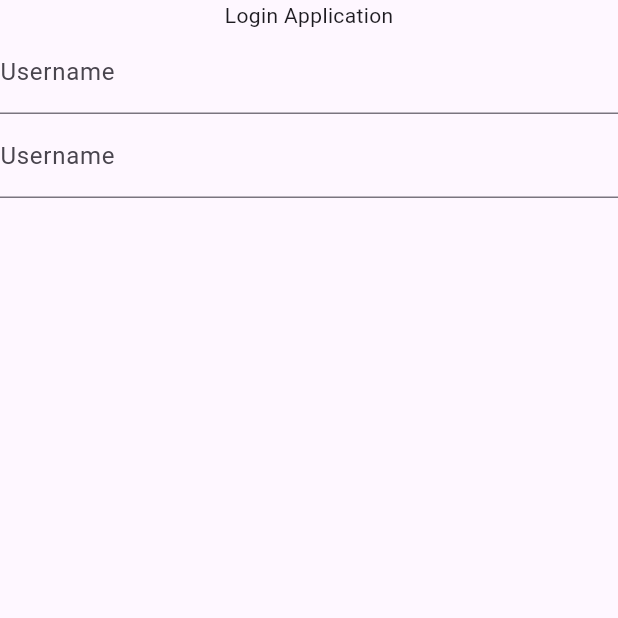
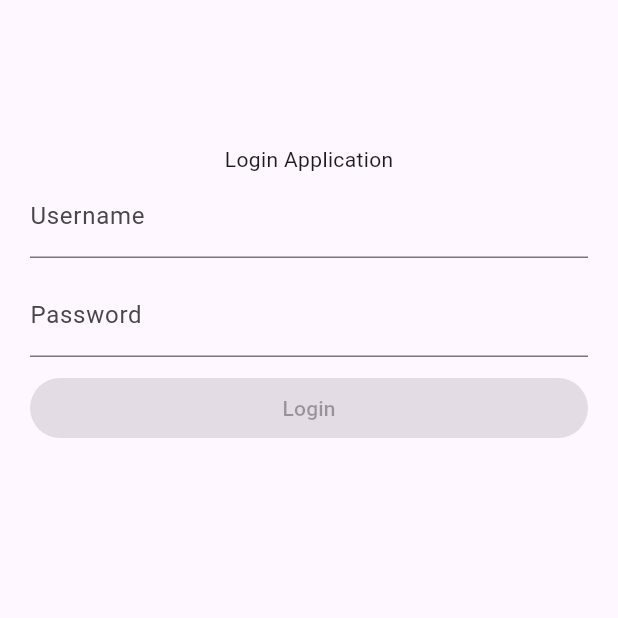
Before and after one commit to Batutankuma/fakeshop, a Flutter app: the LoginView screen opened directly, on a phone screen of 412 x 824 dp, the top half of it. Run offline on Flutter 3.47's test engine with Material 2 defaults, Android fonts, the phone set to English and light mode, and no system bars.

Commit message:
create user interface login

```diff
--- a/lib/main.dart
+++ b/lib/main.dart
@@ -1,3 +1,4 @@
+import 'package:fakeshop/views/login_views.dart';
 import 'package:flutter/material.dart';
 
 void main() {
@@ -31,7 +32,7 @@ class MyApp extends StatelessWidget {
         colorScheme: ColorScheme.fromSeed(seedColor: Colors.deepPurple),
         useMaterial3: true,
       ),
-      home: const MyHomePage(title: 'Flutter Demo Home Page'),
+      home: LoginView(),
     );
   }
 }
--- a/lib/views/login_views.dart
+++ b/lib/views/login_views.dart
@@ -11,8 +11,11 @@ class LoginView extends StatelessWidget {
   @override
   Widget build(BuildContext context) {
     return Scaffold(
+      appBar: AppBar(),
       body: Form(
         key: _keyForm,
+        child: Padding(
+          padding: const EdgeInsets.only(left: 20, right: 20, top: 40),
           child: Column(
             children: [
               const Text("Login Application"),
@@ -21,12 +24,21 @@ class LoginView extends StatelessWidget {
                 decoration: const InputDecoration(
                     hintText: "Username", labelText: "Username"),
               ),
+              const SizedBox(height: 10),
               TextFormField(
                 controller: password,
                 decoration: const InputDecoration(
-                  hintText: "Username", labelText: "Username"),
+                    hintText: "Password", labelText: "Password"),
+              ),
+              const SizedBox(height: 10),
+              const FilledButton(
+                onPressed: null,
+                child: Center(
+                  child: Text("Login"),
+                ),
               )
             ],
+          ),
         ),
       ),
     );
```
Lines whose indentation alone changed are shown as unchanged.
